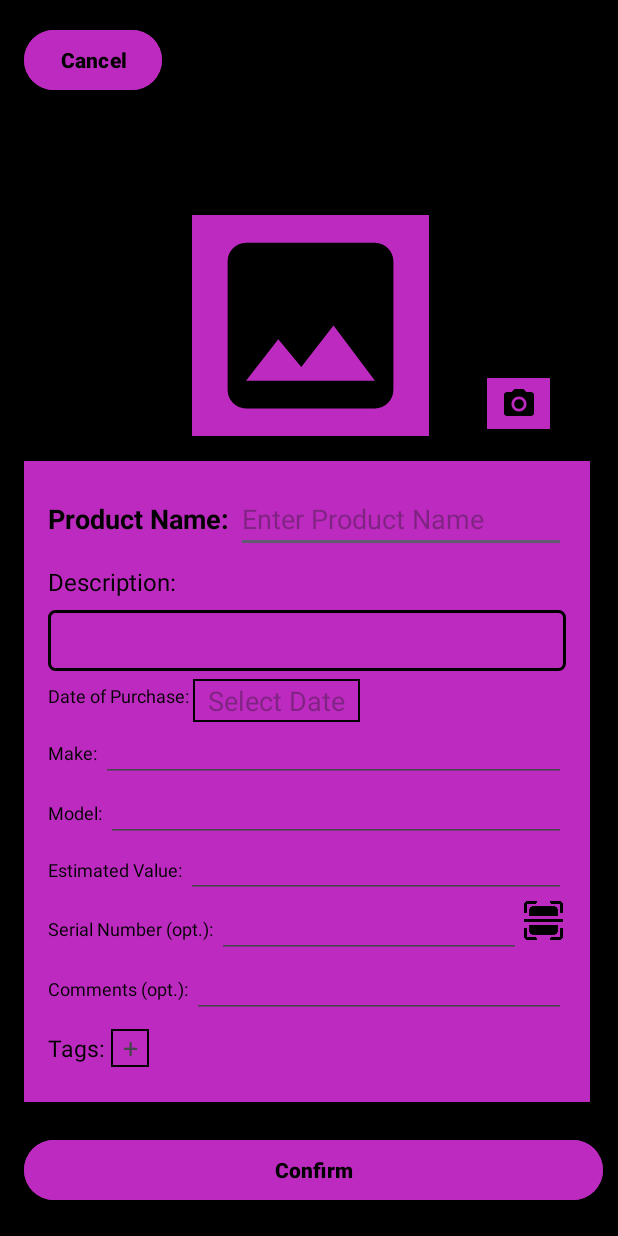
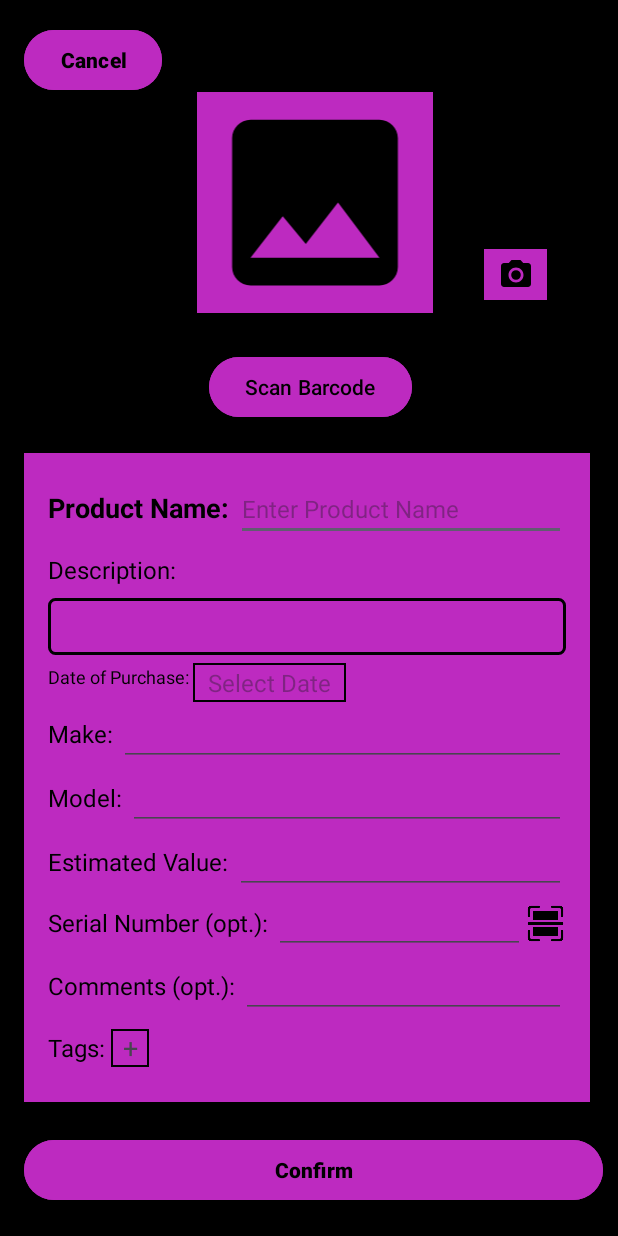
Before and after one commit to CMPUT301F23T27/OneStopShop, an Android app: the EditItemActivity screen opened directly, with no data from a screen before it, on a phone screen of 412 x 824 dp. Run offline under Robolectric (Android 15) with nearby library versions, the phone set to English and light mode, and no system bars; our stand-ins replace Firebase (no records; nobody signed in at launch, a user with empty details on screens opened directly), Picasso.

Commit message:
changed add xml

```diff
--- a/app/src/main/res/layout/activity_edit_item.xml
+++ b/app/src/main/res/layout/activity_edit_item.xml
@@ -28,13 +28,12 @@
         android:layout_alignBottom="@+id/productDetails"
         android:layout_alignParentStart="true"
         android:layout_alignParentEnd="true"
-        android:layout_marginStart="128dp"
+        android:layout_marginStart="131dp"
         android:layout_marginTop="30dp"
-        android:layout_marginEnd="126dp"
-        android:layout_marginBottom="444dp"
+        android:layout_marginEnd="123dp"
+        android:layout_marginBottom="526dp"
         android:background="#BD2AC0"
-        android:src="@drawable/baseline_image_24"
-        />
+        android:src="@drawable/baseline_image_24" />
 
     <Spinner
         android:id="@+id/spinner"
@@ -70,6 +69,21 @@
         android:layout_marginRight="50dp"
         android:layout_marginBottom="-72dp"
         android:src="@drawable/baseline_arrow_forward_24" />-->
+    <Button
+        android:id="@+id/btn_scan_barcode_edit"
+        android:layout_width="wrap_content"
+        android:layout_height="wrap_content"
+
+        android:layout_above="@+id/productDetails"
+        android:layout_alignParentEnd="true"
+        android:layout_marginEnd="137dp"
+
+        android:layout_marginBottom="20dp"
+        android:backgroundTint="#BD2AC0"
+        android:text="Scan Barcode"
+        android:textColor="#000000"
+
+        ></Button>
 
     <LinearLayout
         android:id="@+id/productDetails"
@@ -98,11 +112,12 @@
                 android:textStyle="bold" />
 
             <EditText
+                android:id="@+id/itemName"
                 android:layout_width="0dp"
                 android:layout_height="wrap_content"
                 android:layout_weight="1"
                 android:hint="Enter Product Name"
-                android:id="@+id/itemName"/>
+                android:textSize="16sp" />
 
         </LinearLayout>
 
@@ -124,7 +139,8 @@
             android:background="@drawable/border_pink"
             android:padding="8dp"
             android:text=""
-            android:textColor="#000000" />
+            android:textColor="#000000"
+            android:textSize="16sp" />
 
         <Space
             android:layout_width="wrap_content"
@@ -149,7 +165,7 @@
                 android:layout_width="wrap_content"
                 android:layout_height="wrap_content"
                 android:hint="Select Date"
-                android:textSize="18dp"
+                android:textSize="16dp"
                 android:inputType="none"
                 android:focusable="false"
                 android:paddingVertical="2dp"
@@ -173,7 +189,7 @@
             android:orientation="horizontal">
 
             <TextView
-                android:textSize="12dp"
+                android:textSize="16dp"
                 android:layout_width="wrap_content"
                 android:layout_height="wrap_content"
                 android:text="Make: "
@@ -185,7 +201,7 @@
                 android:layout_height="wrap_content"
                 android:layout_weight="1"
                 android:hint=""
-                android:textSize="14dp"
+                android:textSize="16dp"
                 android:id="@+id/make"/>
         </LinearLayout>
 
@@ -207,7 +223,7 @@
                 android:layout_height="wrap_content"
                 android:text="Model: "
                 android:textColor="@color/black"
-                android:textSize="12dp" />
+                android:textSize="16dp" />
 
             <EditText
                 android:id="@+id/model"
@@ -215,7 +231,7 @@
                 android:layout_height="wrap_content"
                 android:layout_weight="1"
                 android:hint=""
-                android:textSize="14dp"></EditText>
+                android:textSize="16dp"></EditText>
         </LinearLayout>
 
 
@@ -236,7 +252,7 @@
                 android:layout_height="wrap_content"
                 android:text="Estimated Value: "
                 android:textColor="@color/black"
-                android:textSize="12dp"
+                android:textSize="16dp"
                 />
 
             <EditText
@@ -245,7 +261,7 @@
                 android:layout_height="wrap_content"
                 android:layout_weight="1"
                 android:hint=""
-                android:textSize="12dp"></EditText>
+                android:textSize="16dp"></EditText>
         </LinearLayout>
 
         <LinearLayout
@@ -259,7 +275,7 @@
                 android:layout_height="wrap_content"
                 android:text="Serial Number (opt.): "
                 android:textColor="@color/black"
-                android:textSize="12dp"
+                android:textSize="16dp"
                 />
 
             <EditText
@@ -271,9 +287,10 @@
                 android:textSize="14dp"></EditText>
             <ImageView
                 android:id="@+id/scanButton"
-                android:layout_width="30dp"
-                android:layout_height="30dp"
-                app:srcCompat="@drawable/scan_icon_black" />
+                android:layout_width="27dp"
+                android:layout_height="27dp"
+                app:srcCompat="@drawable/scan_icon_black"
+                android:layout_gravity="center_vertical"/>
 
 
         </LinearLayout>
@@ -295,7 +312,7 @@
                 android:layout_height="wrap_content"
                 android:text="Comments (opt.): "
                 android:textColor="@color/black"
-                android:textSize="12dp"
+                android:textSize="16dp"
                 />
 
             <EditText
@@ -304,7 +321,7 @@
                 android:layout_height="wrap_content"
                 android:layout_weight="1"
                 android:hint=""
-                android:textSize="14dp"></EditText>
+                android:textSize="16dp"></EditText>
         </LinearLayout>
 
         <LinearLayout
@@ -319,7 +336,7 @@
                 android:layout_height="wrap_content"
                 android:text="Tags: "
                 android:textColor="@color/black"
-            android:textSize="15dp"
+                android:textSize="16dp"
                 />
 
             <TextView
@@ -364,8 +381,8 @@
         android:layout_height="34dp"
         android:layout_above="@+id/productDetails"
         android:layout_alignParentEnd="true"
-        android:layout_marginEnd="45dp"
-        android:layout_marginBottom="21dp"
+        android:layout_marginEnd="47dp"
+        android:layout_marginBottom="102dp"
         android:background="#FFBD2AC0"
         app:srcCompat="@drawable/baseline_photo_camera_24"
         tools:ignore="SpeakableTextPresentCheck,TouchTargetSizeCheck" />
```
Also changed, not shown: app/src/main/res/layout/activity_view_item.xml (+12 -11 lines), app/src/main/res/layout/fragment_add.xml (+26 -24 lines). Lines whose indentation alone changed are shown as unchanged.
